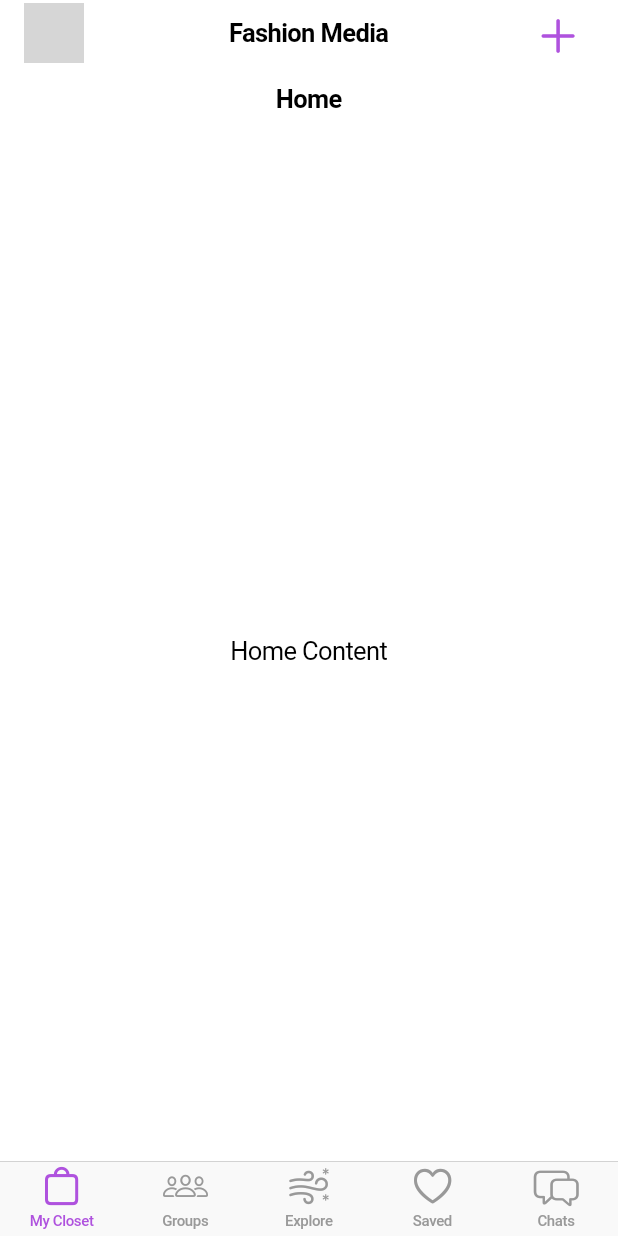
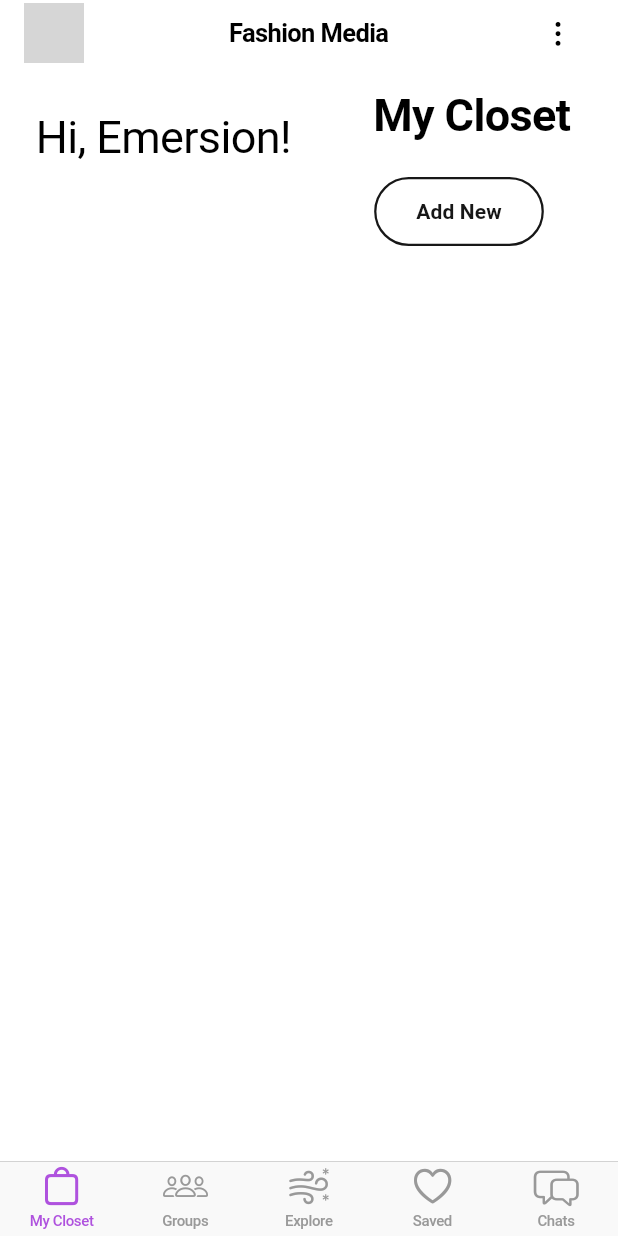
Before and after one commit to kunalnyc/Fashion-Social-Media, a Flutter app: the screen it shows after launch, on a phone screen of 412 x 824 dp. Run offline on Flutter 3.47's test engine with Material 3 defaults, Android fonts, the light colour scheme and no system bars; network calls fail; grey boxes are pictures that could not be loaded.

Commit message:
Add new post button

```diff
--- a/lib/Screens/home.dart
+++ b/lib/Screens/home.dart
@@ -21,8 +21,8 @@ class _HomePageState extends State<HomePage> {
         trailing: IconButton(
           onPressed: () {},
           icon: const Icon(
-            CupertinoIcons.add,
-            color: CupertinoColors.systemPurple,
+            CupertinoIcons.ellipsis_vertical,
+            color: CupertinoColors.black,size: 20,
           ),
         ),
         backgroundColor: CupertinoColors.white,
--- a/lib/Screens/home_page.dart
+++ b/lib/Screens/home_page.dart
@@ -1,10 +1,91 @@
+import 'package:flutter/cupertino.dart';
 import 'package:flutter/material.dart';
 
 class HomePage extends StatelessWidget {
   const HomePage({super.key});
-
+  final String name = "Emersion";
   @override
   Widget build(BuildContext context) {
-    return const Placeholder();
+    return CupertinoPageScaffold(
+      child: SingleChildScrollView(
+        child: Column(
+          children: [
+            Row(
+              children: [
+                Padding(
+                  padding: const EdgeInsets.only(top: 30, left: 24),
+                  child: SizedBox(
+                    width: 200, // Adjust the width according to your needs
+                    child: Text(
+                      'Hi, $name!',
+                      style: const TextStyle(
+                        fontWeight: FontWeight.w400,
+                        fontSize: 30,
+                        overflow: TextOverflow.ellipsis,
+                      ),
+                    ),
+                  ),
+                ),
+                const Padding(
+                  padding: EdgeInsets.only(left: 25),
+                  child: Text(
+                    'My Closet',
+                    style: TextStyle(fontWeight: FontWeight.bold, fontSize: 30),
+                  ),
+                ),
+              ],
+            ),
+            Row(
+              mainAxisAlignment: MainAxisAlignment.center,
+              children: [
+                const SizedBox(
+                  width: 200,
+                ),
+                ButtonBar(
+                  alignment: MainAxisAlignment.start,
+                  children: [
+                    Material(
+                      borderRadius: BorderRadius.circular(30.0),
+                      color: Colors.transparent,
+                      child: TextButton(
+                        onPressed: () {},
+                        style: TextButton.styleFrom(
+                          backgroundColor: Colors.transparent,
+                          // primary: Colors.white,
+                          shape: RoundedRectangleBorder(
+                            borderRadius: BorderRadius.circular(30.0),
+                            side: BorderSide(
+                              color: Theme.of(context).brightness ==
+                                      Brightness.light
+                                  ? CupertinoColors.darkBackgroundGray
+                                  : CupertinoColors.white,
+                              width: 1.5,
+                            ),
+                          ),
+                        ),
+                        child: Padding(
+                          padding: const EdgeInsets.symmetric(
+                              horizontal: 16.0, vertical: 5.0),
+                          child: Text(
+                            "Add New",
+                            style: TextStyle(
+                              color: Theme.of(context).brightness ==
+                                      Brightness.light
+                                  ? CupertinoColors.darkBackgroundGray
+                                  : CupertinoColors.white,
+                              fontWeight: FontWeight.bold,
+                            ),
+                          ),
+                        ),
+                      ),
+                    ),
+                  ],
+                ),
+              ],
+            )
+          ],
+        ),
+      ),
+    );
   }
 }
--- a/lib/UI/bottom_navbar.dart
+++ b/lib/UI/bottom_navbar.dart
@@ -1,3 +1,4 @@
+import 'package:fashion_media/Screens/home_page.dart';
 import 'package:flutter/cupertino.dart';
 
 class CupertinoTabBars extends StatefulWidget {
@@ -43,7 +44,7 @@ class _CupertinoTabBarsState extends State<CupertinoTabBars> {
 
         switch (index) {
           case 0:
-            page = HomePage();
+            page = const HomePage();
             break;
           case 1:
             page = DiscoverPage();
@@ -76,29 +77,17 @@ class _CupertinoTabBarsState extends State<CupertinoTabBars> {
   }
 }
 
-class HomePage extends StatelessWidget {
-  @override
-  Widget build(BuildContext context) {
-    return CupertinoPageScaffold(
-      navigationBar: CupertinoNavigationBar(
-        middle: Text('Home'),
-      ),
-      child: Center(
-        child: Text('Home Content'),
-      ),
-    );
-  }
-}
+
 
 class DiscoverPage extends StatelessWidget {
   @override
   Widget build(BuildContext context) {
-    return CupertinoPageScaffold(
+    return const CupertinoPageScaffold(
       navigationBar: CupertinoNavigationBar(
         middle: Text('Discover'),
       ),
       child: Center(
-        child: Text('Discover Content'),
+        child: Text('Discover Contentsss'),
       ),
     );
   }
```
Also changed, not shown: lib/UI/button_bar.dart (added, +46 -0 lines).
